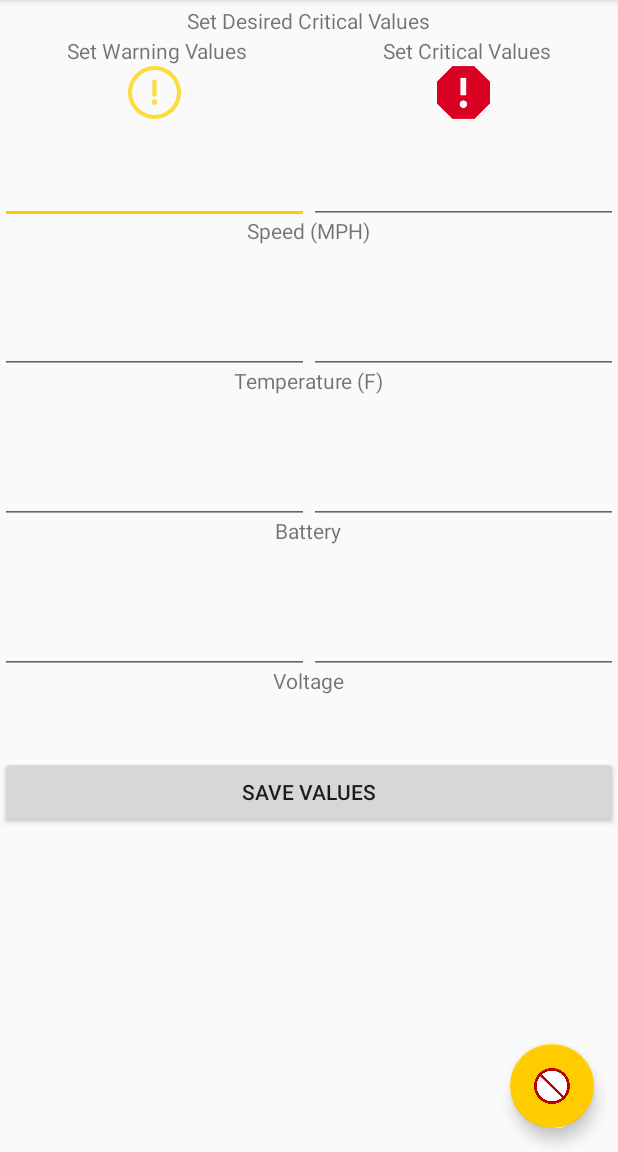
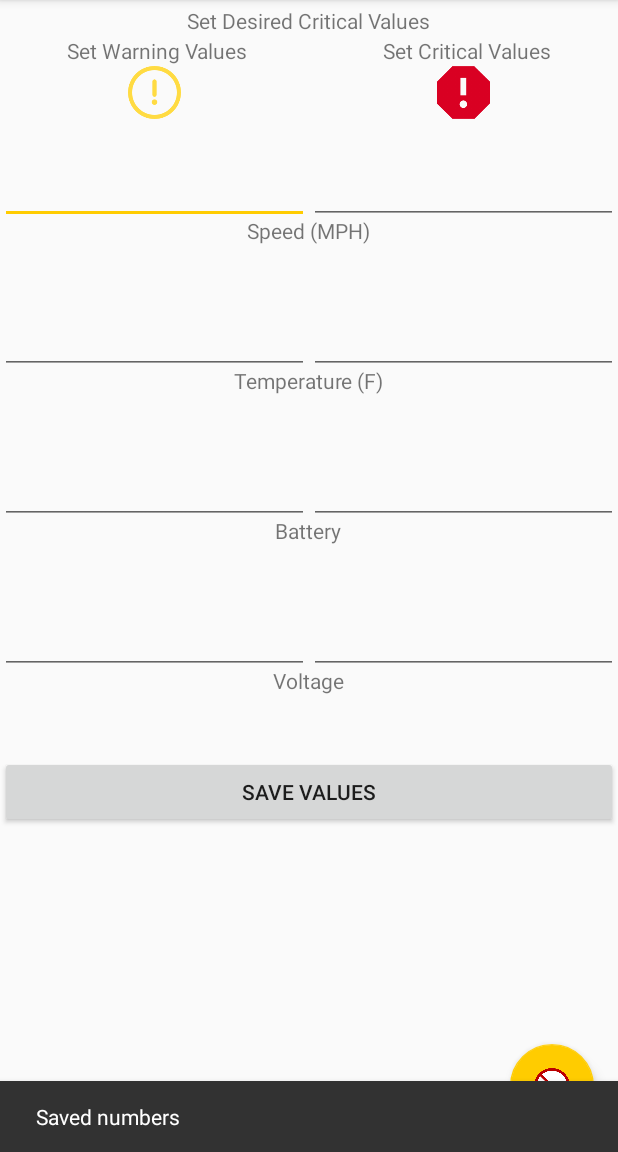
Before and after one commit to kathleenbaert/solardash, an Android app: the fragment CriticalValueFragment placed in its activity, after a tap on "SAVE VALUES", on a phone screen of 412 x 824 dp, the part 84-1236 px from its top. Run offline under Robolectric (Android 15) with nearby library versions, the phone set to English and light mode, and no system bars.

Commit message:
added snack bar to critical value layout, changed UI layout of that screen a bit

```diff
--- a/app/src/main/java/com/example/kathleenbaert/myapplication/CriticalValueFragment.java
+++ b/app/src/main/java/com/example/kathleenbaert/myapplication/CriticalValueFragment.java
@@ -5,6 +5,8 @@ import android.app.Fragment;
 import android.content.Context;
 import android.os.Bundle;
 import android.support.annotation.Nullable;
+import android.support.design.widget.Snackbar;
+import android.support.v4.widget.DrawerLayout;
 import android.util.Log;
 import android.view.LayoutInflater;
 import android.view.View;
@@ -25,13 +27,18 @@ public class CriticalValueFragment extends Fragment {
     String batteryWarning, batteryCritical;
     String voltageWarning, voltageCritical;
 
+
+    private DrawerLayout drawerLayout;
+
     @Nullable
     @Override
     public View onCreateView(LayoutInflater inflater, @Nullable ViewGroup container, Bundle savedInstanceState) {
         myView = inflater.inflate( R.layout.critical_values_dash, container, false );
         textViews();
+
         return myView;
     }
+
 
 
     private void textViews() {
@@ -44,10 +51,9 @@ public class CriticalValueFragment extends Fragment {
     private Button.OnClickListener get_edit_view_button_listener = new Button.OnClickListener() {
         public void onClick(View v) {
             speedWarning = myView.findViewById( R.id.speed_warning ).toString();
-
-
             Log.d(TAG, "Speed warning: " + speedWarning );
-
+            Snackbar snackbar = Snackbar.make( myView, "Saved numbers", Snackbar.LENGTH_SHORT );
+            snackbar.show();
         }
     };
 }
--- a/app/src/main/java/com/example/kathleenbaert/myapplication/MainActivity.java
+++ b/app/src/main/java/com/example/kathleenbaert/myapplication/MainActivity.java
@@ -119,7 +119,7 @@ public class MainActivity extends AppCompatActivity
         if (id == R.id.nav_critical_value_dash){
             fragmentManager.beginTransaction().replace( R.id.content_frame, new CriticalValueFragment() ).commit();
         }
-        if (id == R.id.nav_speedometer_dash) {
+        else if (id == R.id.nav_speedometer_dash) {
             fragmentManager.beginTransaction().replace( R.id.content_frame, new SpeedometerFragment() ).commit();
         }
         else if (id == R.id.nav_temperature_dash) {
--- a/app/src/main/res/layout/critical_values_dash.xml
+++ b/app/src/main/res/layout/critical_values_dash.xml
@@ -5,10 +5,12 @@
     android:layout_width="match_parent"
     android:layout_height="match_parent">
 
+
 <ScrollView
     xmlns:android="http://schemas.android.com/apk/res/android"
     android:layout_width="match_parent"
-    android:layout_height="match_parent">
+    android:layout_height="match_parent"
+    >
 
 <RelativeLayout
               android:orientation="vertical"
```
